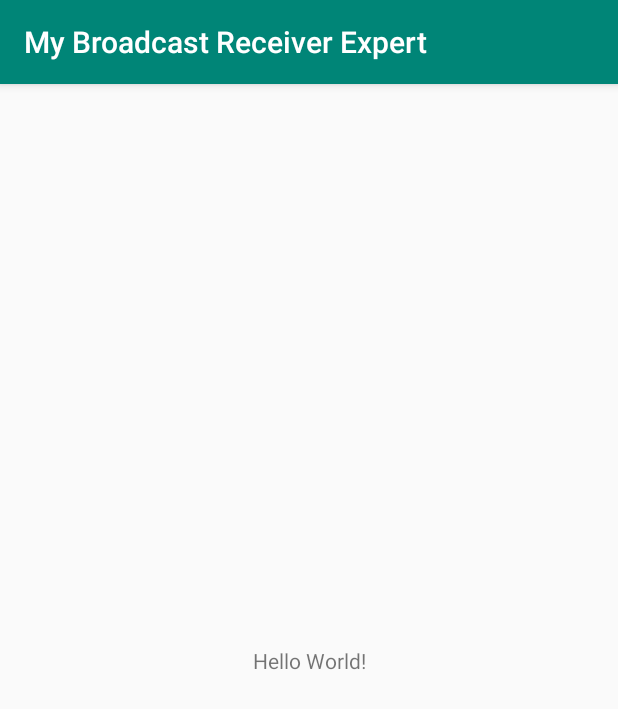
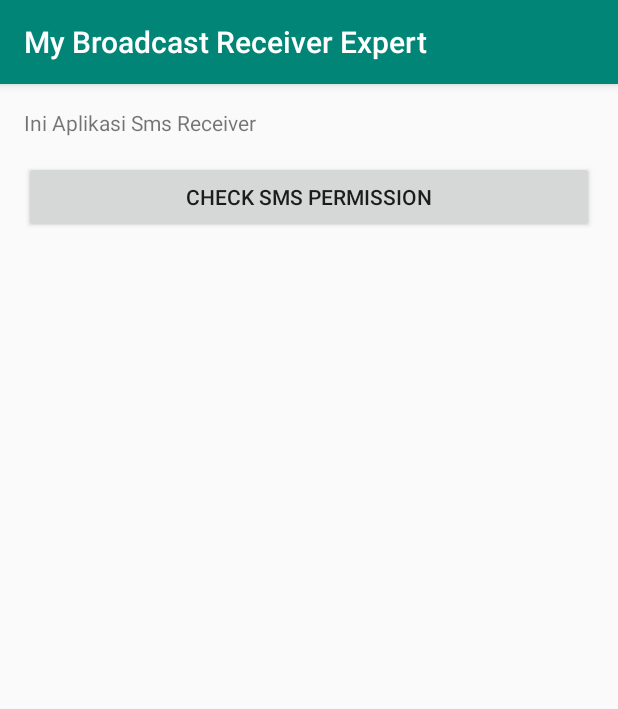
Before and after one commit to dendickys/my-broadcast-receiver-expert, an Android app: the screen it shows after launch (MainActivity), on a phone screen of 412 x 824 dp. Shown: the top 709 px of the screen. Run offline under Robolectric (Android 15) with nearby library versions, the phone set to English and light mode, and no system bars.

Commit message:
Add SMS receiver, masih ada yg error, blm bisa menampilkan dialog sms

```diff
--- a/app/src/main/java/com/dendickys/mybroadcastreceiverexpert/MainActivity.java
+++ b/app/src/main/java/com/dendickys/mybroadcastreceiverexpert/MainActivity.java
@@ -1,14 +1,55 @@
 package com.dendickys.mybroadcastreceiverexpert;
 
+import android.Manifest;
+import android.app.Activity;
+import android.content.pm.PackageManager;
+import android.os.Bundle;
+import android.view.View;
+import android.widget.Button;
+import android.widget.Toast;
+
+import androidx.annotation.NonNull;
 import androidx.appcompat.app.AppCompatActivity;
+import androidx.core.app.ActivityCompat;
 
-import android.os.Bundle;
+public class MainActivity extends AppCompatActivity implements View.OnClickListener {
 
-public class MainActivity extends AppCompatActivity {
+    Button btnCheckPermission;
 
     @Override
     protected void onCreate(Bundle savedInstanceState) {
         super.onCreate(savedInstanceState);
         setContentView(R.layout.activity_main);
+
+        btnCheckPermission = findViewById(R.id.btn_permission);
+        btnCheckPermission.setOnClickListener(this);
+    }
+
+    @Override
+    public void onClick(View v) {
+        if (v.getId() == R.id.btn_permission) {
+            PermissionManager.check(this, Manifest.permission.RECEIVE_SMS, SMS_REQUEST_CODE);
+        }
+    }
+
+    final int SMS_REQUEST_CODE = 101;
+
+    @Override
+    public void onRequestPermissionsResult(int requestCode, @NonNull String[] permissions, @NonNull int[] grantResults) {
+        if (requestCode == SMS_REQUEST_CODE) {
+            if (grantResults[0] == PackageManager.PERMISSION_GRANTED) {
+                Toast.makeText(this, "Sms receiver permission diterima", Toast.LENGTH_SHORT).show();
+            } else {
+                Toast.makeText(this, "Sms receiver permission ditolak", Toast.LENGTH_SHORT).show();
+            }
+        }
+    }
+
+    public static class PermissionManager {
+        public static void check(Activity activity, String permission, int requestCode) {
+            if (ActivityCompat.checkSelfPermission(activity, permission) != PackageManager.PERMISSION_GRANTED) {
+                ActivityCompat.requestPermissions(activity, new String[]{permission}, requestCode);
+            }
+        }
     }
 }
--- a/app/src/main/res/layout/activity_main.xml
+++ b/app/src/main/res/layout/activity_main.xml
@@ -1,18 +1,23 @@
 <?xml version="1.0" encoding="utf-8"?>
-<androidx.constraintlayout.widget.ConstraintLayout xmlns:android="http://schemas.android.com/apk/res/android"
+<LinearLayout xmlns:android="http://schemas.android.com/apk/res/android"
     xmlns:app="http://schemas.android.com/apk/res-auto"
     xmlns:tools="http://schemas.android.com/tools"
+    android:id="@+id/activity_main"
     android:layout_width="match_parent"
     android:layout_height="match_parent"
+    android:orientation="vertical"
+    android:padding="16dp"
     tools:context=".MainActivity">
 
     <TextView
         android:layout_width="wrap_content"
         android:layout_height="wrap_content"
-        android:text="Hello World!"
-        app:layout_constraintBottom_toBottomOf="parent"
-        app:layout_constraintLeft_toLeftOf="parent"
-        app:layout_constraintRight_toRightOf="parent"
-        app:layout_constraintTop_toTopOf="parent" />
+        android:layout_marginBottom="16dp"
+        android:text="@string/this_sms_receiver_app" />
 
-</androidx.constraintlayout.widget.ConstraintLayout>
+    <Button
+        android:id="@+id/btn_permission"
+        android:layout_width="match_parent"
+        android:layout_height="wrap_content"
+        android:text="@string/check_sms_permission" />
+</LinearLayout>
--- a/app/src/main/res/values/strings.xml
+++ b/app/src/main/res/values/strings.xml
@@ -1,3 +1,10 @@
 <resources>
     <string name="app_name">My Broadcast Receiver Expert</string>
+    <string name="this_sms_receiver_app">Ini Aplikasi Sms Receiver</string>
+    <string name="download_file">Download a File</string>
+    <string name="coming_from">Coming From</string>
+    <string name="this_play">Oii, main kesini jadi ngga? sekarang yak.</string>
+    <string name="close">Tutup</string>
+    <string name="check_sms_permission">Check SMS Permission</string>
+    <string name="incoming_message">Incoming Message</string>
 </resources>
--- a/app/src/main/res/values/styles.xml
+++ b/app/src/main/res/values/styles.xml
@@ -8,4 +8,6 @@
         <item name="colorAccent">@color/colorAccent</item>
     </style>
 
+    <style name="SmsReveiverTheme" parent="Theme.AppCompat.Light.Dialog"/>
+
 </resources>
```
Also changed, not shown: app/src/main/AndroidManifest.xml (+15 -0 lines), app/src/main/java/com/dendickys/mybroadcastreceiverexpert/SmsReceiver.java (added, +59 -0 lines), app/src/main/java/com/dendickys/mybroadcastreceiverexpert/SmsReceiverActivity.java (added, +47 -0 lines), app/src/main/res/layout/activity_sms_receiver.xml (added, +35 -0 lines).
